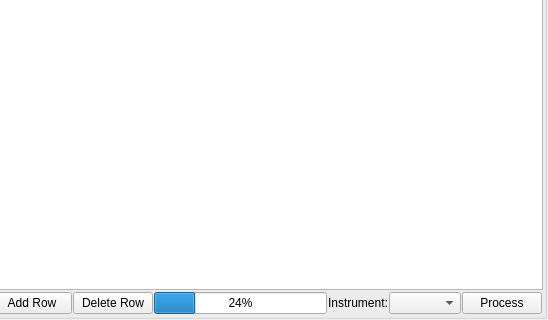
Qt form Code/Mantid/MantidQt/CustomInterfaces/inc/MantidQtCustomInterfaces/ReflMainWidget.ui (mantidproject/mantid) before a commit; both pictures show x 327 to 875 and y 105 to 425 of the 875 by 425 pixel window.
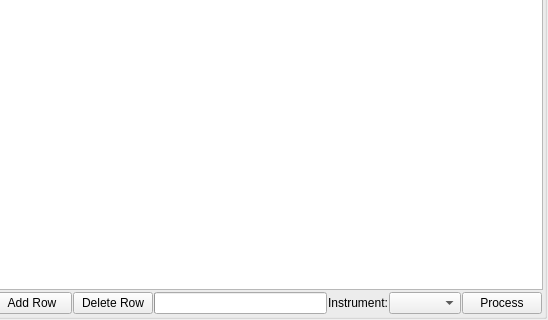
The same form after that commit. Custom widgets are drawn as their Qt base class.

Commit message: Refs #10223 Add tooltips to Refl UI

```diff
--- a/Code/Mantid/MantidQt/CustomInterfaces/inc/MantidQtCustomInterfaces/ReflMainWidget.ui
+++ b/Code/Mantid/MantidQt/CustomInterfaces/inc/MantidQtCustomInterfaces/ReflMainWidget.ui
@@ -332,11 +332,7 @@
             </widget>
            </item>
            <item>
-            <widget class="QProgressBar" name="progressBar">
-             <property name="value">
-              <number>24</number>
-             </property>
-            </widget>
+            <widget class="QProgressBar" name="progressBar"/>
            </item>
            <item>
             <widget class="QLabel" name="labelProcessInstrument">
```
Left out of the diff: 43 changed lines with no effect on the pictures.
